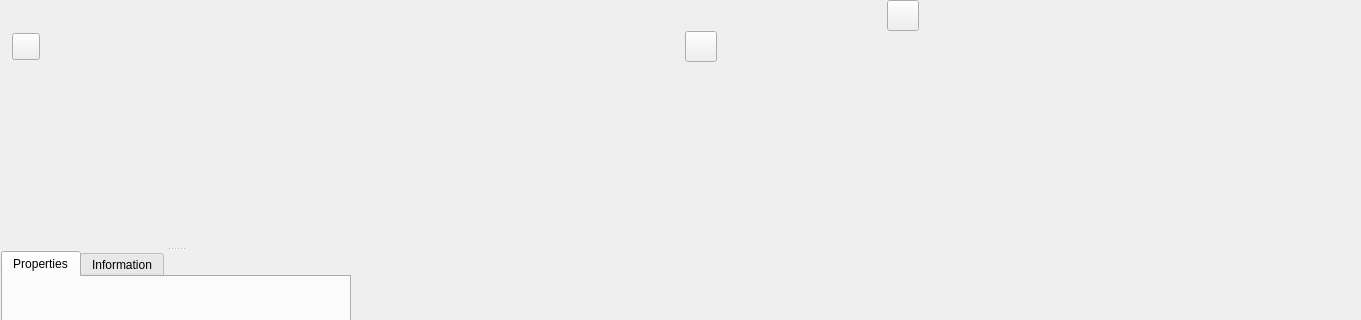
Above: Code/Mantid/Vates/VatesSimpleGui/ViewWidgets/inc/MantidVatesSimpleGuiViewWidgets/MdViewerWidget.ui from mantidproject/mantid before the change; both pictures show x 0 to 1361 and y 0 to 320 of the 1361 by 710 pixel window. Below: the same form after it.
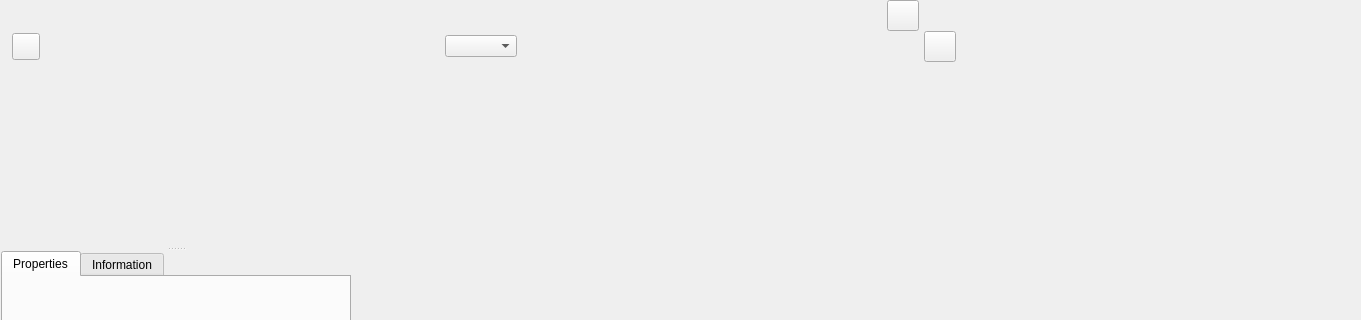
That is the form after the change. Icons and pictures are not drawn. Custom widgets are drawn as their Qt base class.

Commit message: Refs #136001 Add dropdown menu for normalization options

```diff
--- a/Code/Mantid/Vates/VatesSimpleGui/ViewWidgets/inc/MantidVatesSimpleGuiViewWidgets/MdViewerWidget.ui
+++ b/Code/Mantid/Vates/VatesSimpleGui/ViewWidgets/inc/MantidVatesSimpleGuiViewWidgets/MdViewerWidget.ui
@@ -151,6 +151,22 @@
        </property>
       </widget>
      </item>
+     <item>
+      <spacer name="horizontalSpacer">
+       <property name="orientation">
+        <enum>Qt::Horizontal</enum>
+       </property>
+       <property name="sizeHint" stdset="0">
+        <size>
+         <width>40</width>
+         <height>20</height>
+        </size>
+       </property>
+      </spacer>
+     </item>
+     <item>
+      <widget class="QComboBox" name="defaultNormalization"/>
+     </item>
      <item>
       <spacer name="horizontalSpacer_5">
        <property name="orientation">
```
Left out of the diff: 2 changed lines with no effect on the pictures. The commit also changes 5 other files.
